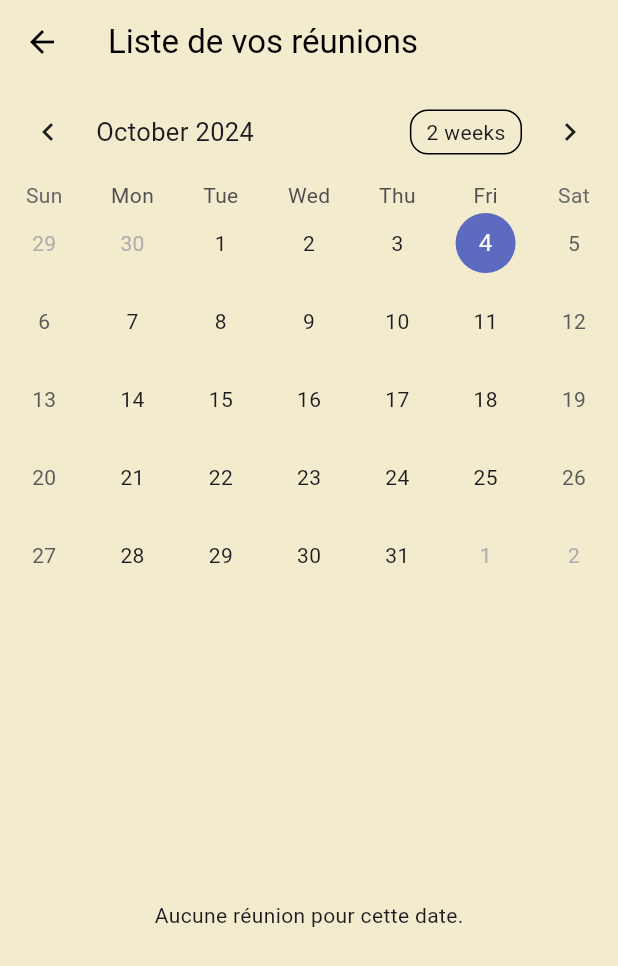
After one commit to DouyonDev/Gwele, a Flutter app: the ReunionCalendarPage screen opened directly, on a phone screen of 412 x 824 dp. The commit adds this screen. Shown: the top 966 px of the screen. Run offline on Flutter 3.47's test engine with Material 3 defaults, Android fonts, the phone set to English and light mode, and no system bars; drawn by our look-alikes of table_calendar; our stand-ins replace cloud_firestore, curved_navigation_bar, file_picker, firebase_auth, firebase_core, firebase_messaging and 3 more; accounts and stored records are empty; network calls fail.

Commit message:
liste des reunions avec le calendrier ok

```diff
--- a/lib/Models/Reunion.dart
+++ b/lib/Models/Reunion.dart
@@ -1,4 +1,5 @@
 import 'package:flutter/material.dart';
+import 'package:gwele/Services/UtilsService.dart';
 
 class Reunion {
   String id;
@@ -65,7 +66,7 @@ class Reunion {
       'titre': titre,
       'description': description,
       'statut': statut,
-      'dateReunion': dateReunion.toIso8601String(),
+      'dateReunion': UtilsService().formatDate(dateReunion),
       'heureDebut': {'hour': heureDebut.hour, 'minute': heureDebut.minute},
       'heureFin': {'hour': heureFin.hour, 'minute': heureFin.minute},
       'participants': participants,
--- a/lib/Screens/Lead/ajout_reunion.dart
+++ b/lib/Screens/Lead/ajout_reunion.dart
@@ -473,7 +473,7 @@ class _AjoutReunionState extends State<AjoutReunion> {
                             context,
                             nouvelleReunion
                         );
-                        _formKey.currentState!.reset();
+                        //_formKey.currentState!.reset();
                       },
                       child: const Text('Ajouter la réunion'),
                     ),
--- a/lib/Screens/Participant/Participant.dart
+++ b/lib/Screens/Participant/Participant.dart
@@ -8,6 +8,7 @@ import 'package:gwele/Screens/Participant/mes_reunions.dart';
 import 'package:gwele/Screens/dashbord/const/constant.dart';
 
 import '../profil.dart';
+import 'mes_reunions_calendar.dart';
 
 class Participant extends StatefulWidget {
   @override
@@ -21,7 +22,7 @@ class ParticipantState extends State<Participant> {
   static final List<Widget> _pages = <Widget>[
     MesReunions() ,
     AjoutEquipe(),
-    AjoutMembre(),
+    ReunionCalendarPage(),
     Profil(),
   ];
 
--- /dev/null
+++ b/lib/Screens/Participant/mes_reunions_calendar.dart
@@ -0,0 +1,93 @@
+import 'package:flutter/material.dart';
+import 'package:gwele/Colors.dart';
+import 'package:gwele/Models/Reunion.dart';
+import 'package:gwele/Screens/Widgets/affichage_reunion.dart';
+import 'package:gwele/Services/UtilsService.dart';
+import 'package:table_calendar/table_calendar.dart';
+import 'package:cloud_firestore/cloud_firestore.dart';
+
+class ReunionCalendarPage extends StatefulWidget {
+  @override
+  _ReunionCalendarPageState createState() => _ReunionCalendarPageState();
+}
+
+class _ReunionCalendarPageState extends State<ReunionCalendarPage> {
+  DateTime _selectedDate = DateTime.now(); // Date sélectionnée
+  CalendarFormat _calendarFormat = CalendarFormat.month; // Format du calendrier
+
+  @override
+  Widget build(BuildContext context) {
+    return Scaffold(
+      backgroundColor: backgroundColor,
+      appBar: AppBar(
+        backgroundColor: backgroundColor,
+        foregroundColor: secondaryColor,
+        title: const Text("Liste de vos réunions"),
+        leading: IconButton(
+          icon: const Icon(Icons.arrow_back, color: secondaryColor), // Icône retour
+          onPressed: () {
+            Navigator.pop(context); // Retourner à l'écran précédent
+          },
+        ),
+      ),
+      body: Column(
+        children: [
+          // Calendrier en haut
+          TableCalendar(
+            focusedDay: _selectedDate,
+            firstDay: DateTime.utc(2020, 1, 1),
+            lastDay: DateTime.utc(2030, 12, 31),
+            calendarFormat: _calendarFormat,
+            selectedDayPredicate: (day) {
+              return isSameDay(_selectedDate, day);
+            },
+            onDaySelected: (selectedDay, focusedDay) {
+              setState(() {
+                _selectedDate = selectedDay;
+                print(UtilsService().formatDate(_selectedDate));
+              });
+            },
+            onFormatChanged: (format) {
+              setState(() {
+                _calendarFormat = format;
+              });
+            },
+          ),
+          // Liste des réunions en fonction de la date sélectionnée
+          Expanded(
+            child: StreamBuilder<QuerySnapshot>(
+              stream: FirebaseFirestore.instance
+                  .collection('reunions')
+                  .where('dateReunion', isEqualTo: UtilsService().formatDate(_selectedDate))
+                  .snapshots(),
+              builder: (context, snapshot) {
+                if (snapshot.connectionState == ConnectionState.waiting) {
+                  return const Center(child: CircularProgressIndicator());
+                }
+
+                if (snapshot.hasError) {
+                  return Center(child: Text('Erreur : ${snapshot.error}'));
+                }
+
+                if (!snapshot.hasData || snapshot.data!.docs.isEmpty) {
+                  return const Center(child: Text('Aucune réunion pour cette date.'));
+                }
+
+
+                return ListView(
+                  children: snapshot.data!.docs.map((doc) {
+                    final data = doc.data() as Map<String, dynamic>;
+                    // Créez un objet Reunion à partir des données
+                    final reunion = Reunion.fromDocument(data, doc.id);
+                    return AffichageReunion(reunionData: reunion); // Passez l'objet Reunion ici
+                  }).toList(),
+                );
+              },
+
+            ),
+          ),
+        ],
+      ),
+    );
+  }
+}
--- a/pubspec.yaml
+++ b/pubspec.yaml
@@ -39,6 +39,7 @@ dependencies:
   firebase_storage: ^12.3.2
   file_picker: ^8.1.2
   firebase_messaging: ^15.1.3
+  table_calendar: ^3.1.2
 
 
 
```
Also changed, not shown: pubspec.lock.
